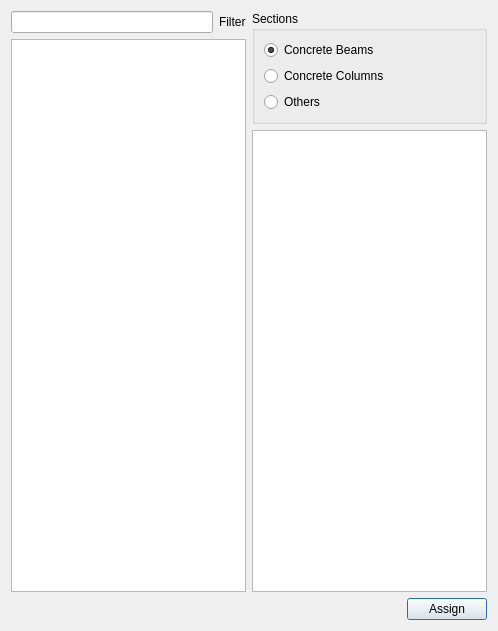
First picture: the form in applications/cfactor/widgets/assing/assign_frame_sections.ui, repository ebrahimraeyat/civilTools, before the edit.
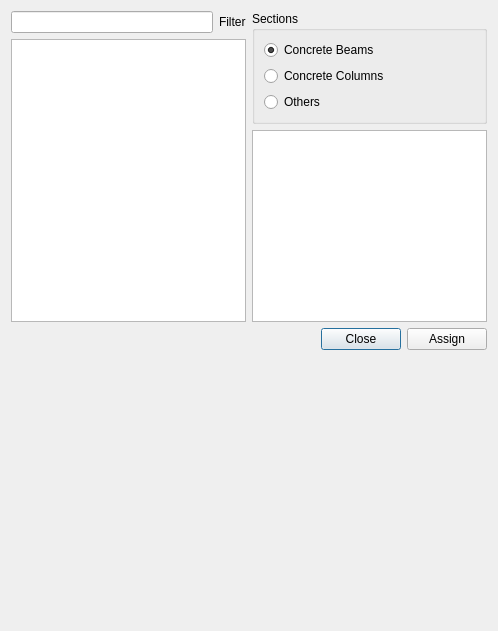
Second picture: the form after the edit. Icons and pictures are not drawn.

The edit to the form file:
```diff
--- a/applications/cfactor/widgets/assing/assign_frame_sections.ui
+++ b/applications/cfactor/widgets/assing/assign_frame_sections.ui
@@ -109,6 +109,13 @@
        </property>
       </spacer>
      </item>
+     <item>
+      <widget class="QPushButton" name="close_button">
+       <property name="text">
+        <string>Close</string>
+       </property>
+      </widget>
+     </item>
      <item>
       <widget class="QPushButton" name="assign_button">
        <property name="text">
@@ -118,6 +125,19 @@
      </item>
     </layout>
    </item>
+   <item>
+    <spacer name="verticalSpacer">
+     <property name="orientation">
+      <enum>Qt::Vertical</enum>
+     </property>
+     <property name="sizeHint" stdset="0">
+      <size>
+       <width>20</width>
+       <height>40</height>
+      </size>
+     </property>
+    </spacer>
+   </item>
   </layout>
  </widget>
  <resources>
```
